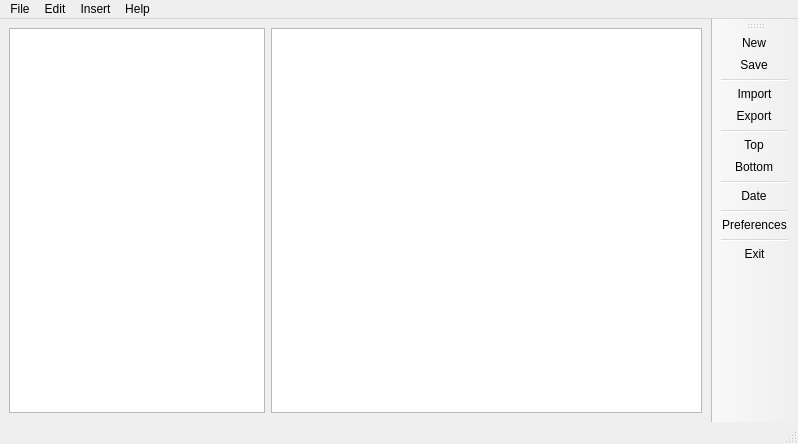
Old version of the form qmycrap.ui in the repository iaroki/qmycrap.
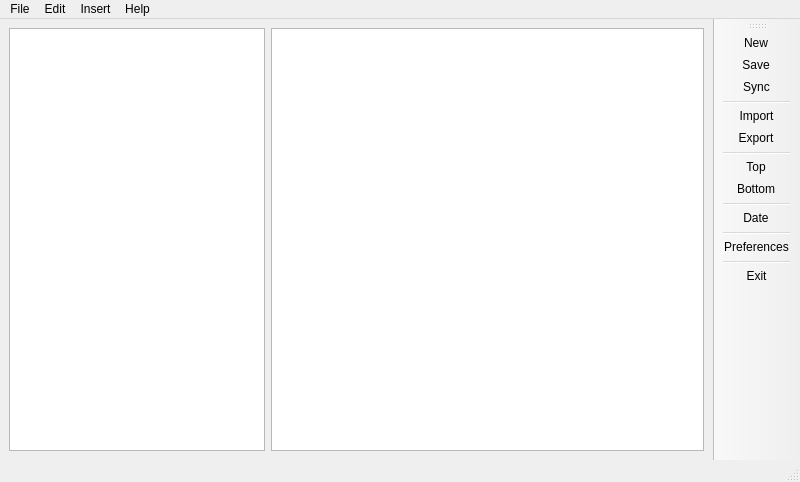
New version of the form. Icons and pictures are not drawn.

```diff
--- a/qmycrap.ui
+++ b/qmycrap.ui
@@ -6,8 +6,8 @@
    <rect>
     <x>0</x>
     <y>0</y>
-    <width>798</width>
-    <height>444</height>
+    <width>800</width>
+    <height>482</height>
    </rect>
   </property>
   <property name="windowTitle">
@@ -67,10 +67,11 @@
     <enum>RightToolBarArea</enum>
    </attribute>
    <attribute name="toolBarBreak">
-    <bool>false</bool>
+    <bool>true</bool>
    </attribute>
    <addaction name="actionNew"/>
    <addaction name="actionSave"/>
+   <addaction name="actionSync"/>
    <addaction name="separator"/>
    <addaction name="actionImport"/>
    <addaction name="actionExport"/>
@@ -89,7 +90,7 @@
     <rect>
      <x>0</x>
      <y>0</y>
-     <width>798</width>
+     <width>800</width>
      <height>26</height>
     </rect>
    </property>
@@ -361,6 +362,18 @@
     <bool>true</bool>
    </property>
   </action>
+  <action name="actionSync">
+   <property name="icon">
+    <iconset>
+     <normaloff>icons/sync.svg</normaloff>icons/sync.svg</iconset>
+   </property>
+   <property name="text">
+    <string>Sync</string>
+   </property>
+   <property name="iconVisibleInMenu">
+    <bool>true</bool>
+   </property>
+  </action>
  </widget>
  <resources/>
  <connections>
```
Left out of the diff: 120 changed lines with no effect on the pictures.
